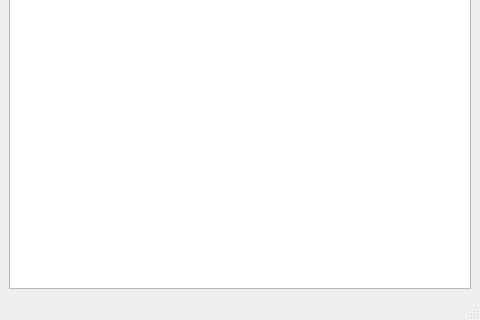
Before: the Qt Designer form view_logs.ui in Aenan05/MAXPC, drawn with Qt 5; both pictures show x 0 to 480 and y 280 to 600 of the 480 by 600 pixel window.
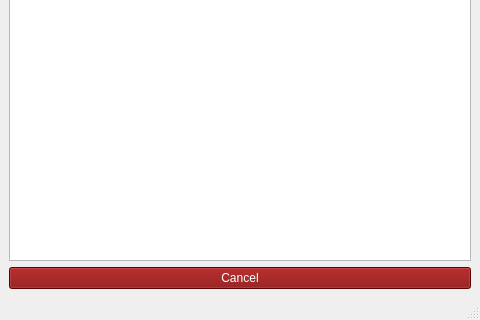
After: the same form once the commit is applied.

The edit to the form file:
```diff
--- a/view_logs.ui
+++ b/view_logs.ui
@@ -61,6 +61,18 @@
           <item row="2" column="0" colspan="2">
            <widget class="QTableView" name="tableView"/>
           </item>
+          <item row="3" column="0" colspan="2">
+           <widget class="QPushButton" name="btnCancel">
+            <property name="styleSheet">
+             <string notr="true">font: 75 9pt &quot;Nirmala UI&quot;;
+background-color: rgb(129, 0, 0);
+color: rgb(255, 255, 255);</string>
+            </property>
+            <property name="text">
+             <string>Cancel</string>
+            </property>
+           </widget>
+          </item>
          </layout>
         </item>
        </layout>
```
Left out of the diff: 2 changed lines with no effect on the pictures.
